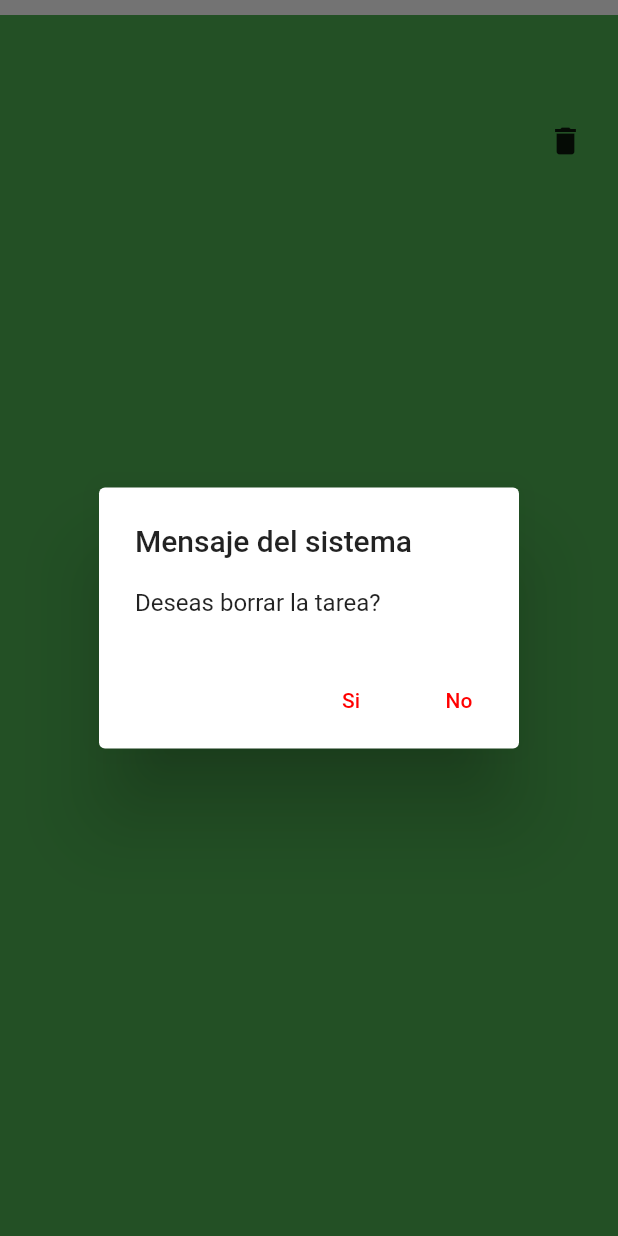
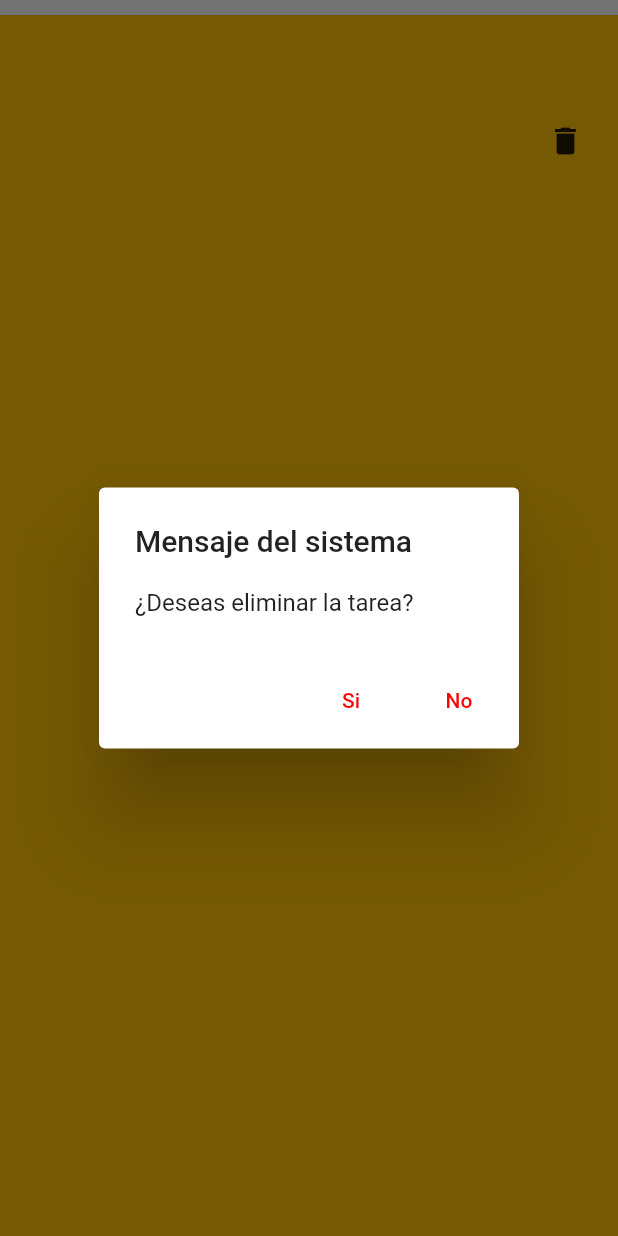
Before and after one commit to CharlieSCM/ClasesPrograMovil, a Flutter app: the CardTaskWidget widget shown alone on an empty page, opened directly with empty values, after a tap on the "delete" icon, on a phone screen of 412 x 824 dp. Run offline on Flutter 3.47's test engine with Material 2 defaults, Android fonts, the phone set to English and light mode, and no system bars; our stand-ins replace concentric_transition, lottie, shared_preferences, sqflite; missing offline and left inert: day_night_switcher; accounts and stored records are empty; network calls fail.

Commit message:
lunes 02/10/2023
...

```diff
--- a/lib/routes.dart
+++ b/lib/routes.dart
@@ -1,7 +1,9 @@
 import 'package:flutter/widgets.dart';
+import 'package:login/models/popular_model.dart';
 import 'package:login/screens/add_task.dart';
 import 'package:login/screens/dashboard_screen.dart';
 import 'package:login/screens/login_screen.dart';
+import 'package:login/screens/popular_screen.dart';
 import 'package:login/screens/task_scree.dart';
 
 Map<String,WidgetBuilder> getRouters(){
@@ -9,6 +11,7 @@ Map<String,WidgetBuilder> getRouters(){
     '/dash' : (BuildContext context) => DashboardScreen(),
     '/dash_log' : (BuildContext context) => LoginScreen(),
     '/task' : (BuildContext context) => TaskScreen(),
-    '/add' : (BuildContext context) => AddTask()
+    '/add' : (BuildContext context) => AddTask(),
+    '/popular' : (BuildContext context) => PopulasScreen()
   };
 }
--- a/lib/widgets/CardTaskWidgets.dart
+++ b/lib/widgets/CardTaskWidgets.dart
@@ -1,89 +1,159 @@
-import 'dart:js_interop_unsafe';
-
 import 'package:flutter/material.dart';
+import 'package:login/database/agendaDB.dart';
+import 'package:login/models/task_model.dart';
 import 'package:login/assets/global_values.dart';
-import 'package:login/database/agendadb.dart';
-import 'package:login/models/task_model.dart';
 import 'package:login/screens/add_task.dart';
 
-class CardTaskWidget extends StatefulWidget {
-  CardTaskWidget(
-    {super.key, required this.taskModel,
-    this.agendaDB}
-  );
-
-// las llaves significasn nomnbrados
+class CardTaskWidget extends StatelessWidget {
+  CardTaskWidget({super.key, required this.taskModel,
+    this.agendaDB});
 
   TaskModel taskModel;
   AgendaDB? agendaDB;
 
   @override
-  State<CardTaskWidget> createState() => _CardTaskWidgetState();
-}
 
-class _CardTaskWidgetState extends State<CardTaskWidget> {
-  @override
   Widget build(BuildContext context) {
     return Container(
-      margin:  EdgeInsets.only(top: 10),
+      margin: EdgeInsets.only(top: 10),
       padding: EdgeInsets.all(10),
-      decoration: BoxDecoration(
-        color: Colors.green,
+      decoration: const BoxDecoration(
+        color: Colors.amber
       ),
       child: Row(
         children: [
           Column(
-            children: [Text(widget.taskModel.nameTask!), Text(widget.taskModel.dscTask!)],
-
+            children: [
+              Text(taskModel.nameTask!),
+              Text(taskModel.dscTask!)
+            ],
           ),
-          Expanded(
-            child: Container()
-            ),
+          Expanded(child: Container()),
           Column(
             children: [
               GestureDetector(
-                onTap: ()=> Navigator.push(
-                  context,
-                  MaterialPageRoute(
-                    builder: (context)=>
-                    AddTask(taskModel: taskModel
-                    )
-                  )
+                onTap: () => Navigator.push(context, MaterialPageRoute(builder: (context) => AddTask(taskModel: taskModel))) ,
+                child: Image.asset('assets/naranja.png',height: 50,)
                 ),
-                child: Image.asset('assets/fresa.pgn', height: 50,),
-              ),
-              IconButton(onPressed: (){
+              IconButton(
+                onPressed: (){
                   showDialog(
                     context: context,
                     builder: (context){
                     return AlertDialog(
                       title: Text('Mensaje del sistema'),
-                      content: Text('Deseas borrar la tarea?'),
+                      content: const Text('¿Deseas eliminar la tarea?'),
                       actions: [
-                        TextButton(
-                          onPressed:(){
-                            widget.agendaDB!.DELETE('tblTareas', widget.taskModel.idTask!).then((value) {
+                        TextButton(onPressed: (){
+                          agendaDB!.DELETE('tblTareas', taskModel.idTask!).then((value){
                             Navigator.pop(context);
                             GlobalValues.flagTask.value = !GlobalValues.flagTask.value;
                           });
-                          },
-                          child: Text('Si')
-                        ),
+                        }, child: Text('Si')),
                         TextButton(
-                          onPressed:()=>Navigator.pop(context),
-                          child: Text('No')
-                        ),
+                          onPressed:()=>Navigator.pop(context), child: Text('No')
+                          )
+
                       ],
                     );
-                  },
-                );
+                  },);
                 },
               icon: Icon(Icons.delete)
               )
             ],
-          ),
+          )
         ],
       ),
     );
   }
 }
+
+// //import 'dart:js_interop_unsafe';
+
+// import 'package:flutter/material.dart';
+// import 'package:login/assets/global_values.dart';
+// import 'package:login/database/agendadb.dart';
+// import 'package:login/models/task_model.dart';
+// import 'package:login/screens/add_task.dart';
+
+// class CardTaskWidget extends StatefulWidget {
+//   CardTaskWidget(
+//     {super.key, required this.taskModel,
+//     this.agendaDB}
+//   );
+
+// // las llaves significasn nomnbrados
+
+//   TaskModel taskModel;
+//   AgendaDB? agendaDB;
+
+//   @override
+//   State<CardTaskWidget> createState() => _CardTaskWidgetState();
+// }
+
+// class _CardTaskWidgetState extends State<CardTaskWidget> {
+//   @override
+//   Widget build(BuildContext context) {
+//     return Container(
+//       margin:  EdgeInsets.only(top: 10),
+//       padding: EdgeInsets.all(10),
+//       decoration: BoxDecoration(
+//         color: Colors.green,
+//       ),
+//       child: Row(
+//         children: [
+//           Column(
+//             children: [Text(widget.taskModel.nameTask!), Text(widget.taskModel.dscTask!)],
+
+//           ),
+//           Expanded(
+//             child: Container()
+//             ),
+//           Column(
+//             children: [
+//               GestureDetector(
+//                 onTap: ()=> Navigator.push(
+//                   context,
+//                   MaterialPageRoute(
+//                     builder: (context)=>
+//                     AddTask(taskModel: taskModel
+//                     )
+//                   )
+//                 ),
+//                 child: Image.asset('assets/fresa.pgn', height: 50,),
+//               ),
+//               IconButton(onPressed: (){
+//                 showDialog(
+//                   context: context,
+//                   builder: (context){
+//                     return AlertDialog(
+//                       title: Text('Mensaje del sistema'),
+//                       content: Text('Deseas borrar la tarea?'),
+//                       actions: [
+//                         TextButton(
+//                           onPressed:(){
+//                             widget.agendaDB!.DELETE('tblTareas', widget.taskModel.idTask!).then((value) {
+//                               Navigator.pop(context);
+//                               GlobalValues.flagTask.value = !GlobalValues.flagTask.value;
+//                             });
+//                           },
+//                           child: Text('Si')
+//                         ),
+//                         TextButton(
+//                           onPressed:()=>Navigator.pop(context),
+//                           child: Text('No')
+//                         ),
+//                       ],
+//                     );
+//                   },
+//                 );
+//               },
+//               icon: Icon(Icons.delete)
+//               )
+//             ],
+//           ),
+//         ],
+//       ),
+//     );
+//   }
+// }
--- a/pubspec.yaml
+++ b/pubspec.yaml
@@ -7,6 +7,7 @@ environment:
   sdk: '>=3.1.0 <4.0.0'
 
 dependencies:
+  http: ^1.1.0
   shared_preferences: ^2.2.1
   path_provider: ^2.1.1
   sqflite: ^2.3.0
```
Also changed, not shown: lib/models/popular_model.dart (added, +44 -0 lines), lib/screens/popular_screen.dart (added, +50 -0 lines), lib/services/api_popular.dart (added, +18 -0 lines), lib/widgets/item_movie_widget.dart (added, +11 -0 lines), pubspec.lock. Lines whose indentation alone changed are shown as unchanged.
